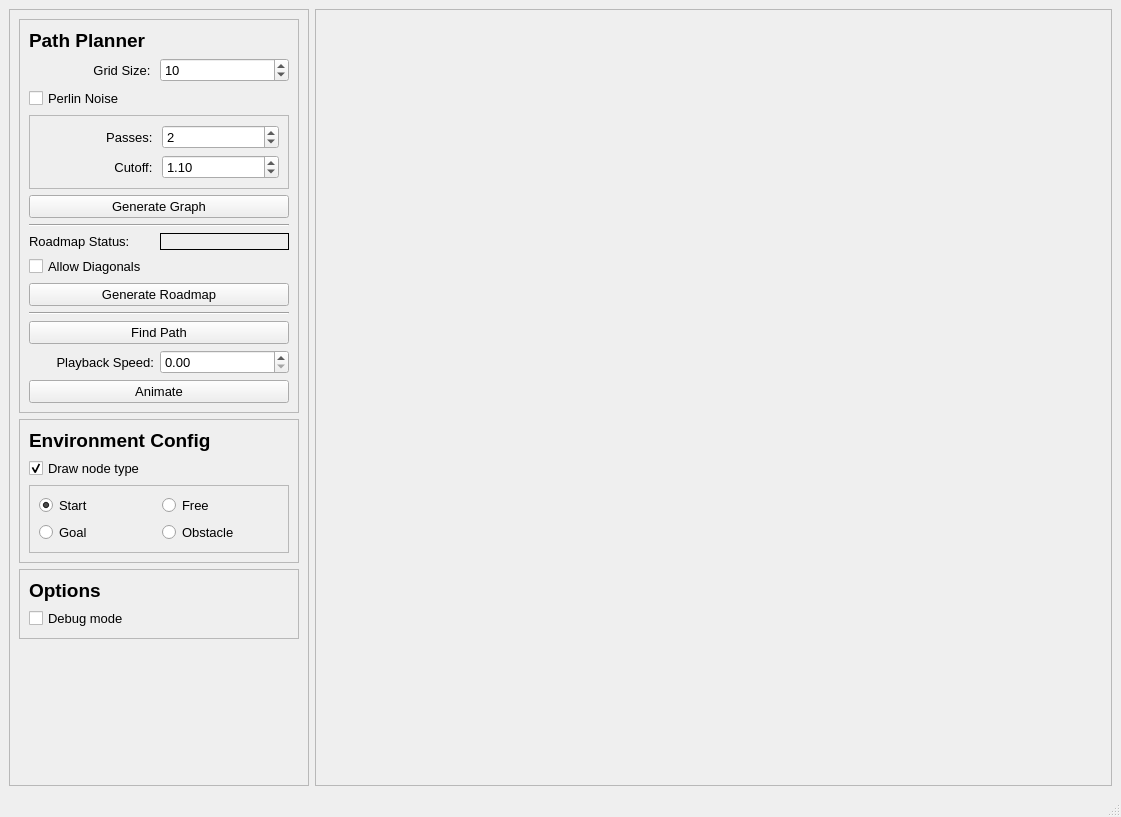
The window that ui/main_window.ui (kpdudek/PathPlanning) describes before a commit, drawn with Qt 5.
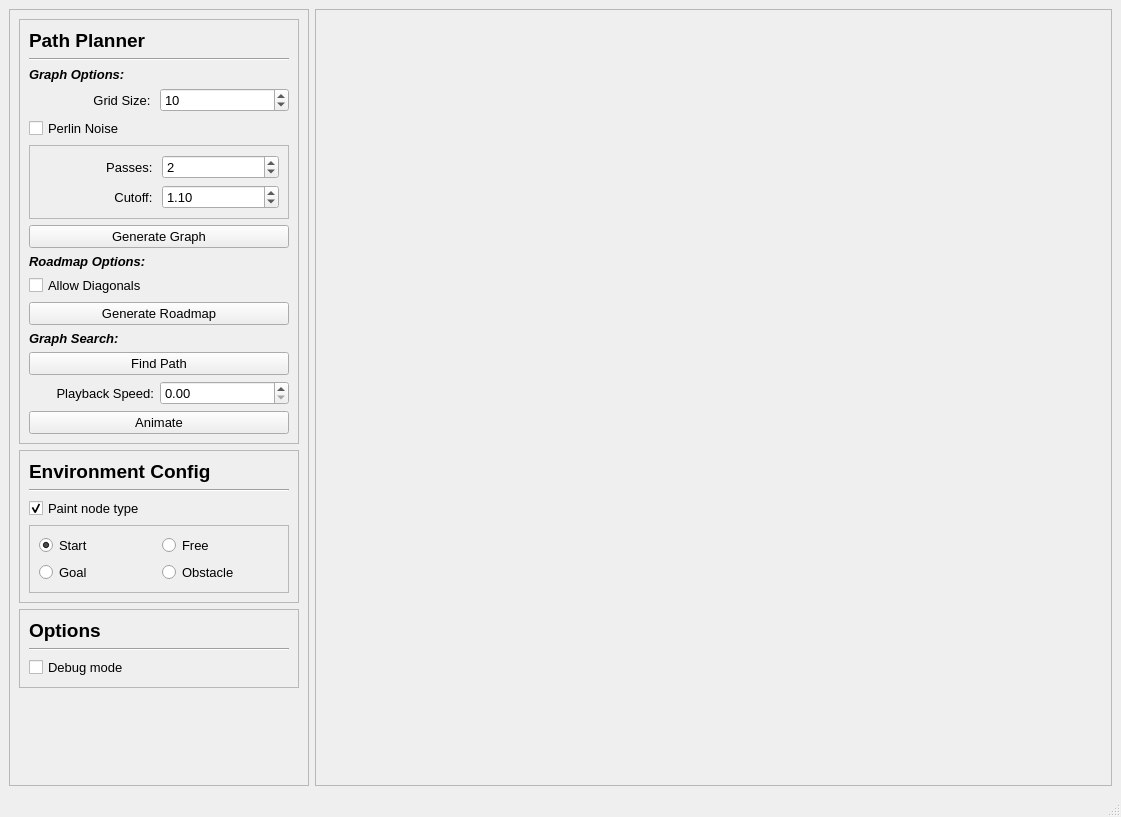
The same window after the commit.

```diff
--- a/ui/main_window.ui
+++ b/ui/main_window.ui
@@ -45,7 +45,7 @@
           <enum>QFrame::Raised</enum>
          </property>
          <layout class="QGridLayout" name="gridLayout_5">
-          <item row="4" column="0" colspan="2">
+          <item row="6" column="0" colspan="2">
            <widget class="QPushButton" name="generate_graph_button">
             <property name="font">
              <font>
@@ -57,42 +57,7 @@
             </property>
            </widget>
           </item>
-          <item row="5" column="0" colspan="2">
-           <widget class="Line" name="line">
-            <property name="orientation">
-             <enum>Qt::Horizontal</enum>
-            </property>
-           </widget>
-          </item>
-          <item row="6" column="1">
-           <widget class="QLabel" name="roadmap_status_label">
-            <property name="font">
-             <font>
-              <pointsize>10</pointsize>
-              <italic>true</italic>
-             </font>
-            </property>
-            <property name="frameShape">
-             <enum>QFrame::Box</enum>
-            </property>
-            <property name="text">
-             <string/>
-            </property>
-           </widget>
-          </item>
-          <item row="6" column="0">
-           <widget class="QLabel" name="label_6">
-            <property name="font">
-             <font>
-              <pointsize>10</pointsize>
-             </font>
-            </property>
-            <property name="text">
-             <string>Roadmap Status:</string>
-            </property>
-           </widget>
-          </item>
-          <item row="9" column="0" colspan="2">
+          <item row="10" column="0" colspan="2">
            <widget class="QPushButton" name="generate_roadmap_button">
             <property name="font">
              <font>
@@ -104,7 +69,7 @@
             </property>
            </widget>
           </item>
-          <item row="11" column="0" colspan="2">
+          <item row="12" column="0" colspan="2">
            <widget class="QPushButton" name="find_path_button">
             <property name="font">
              <font>
@@ -116,14 +81,7 @@
             </property>
            </widget>
           </item>
-          <item row="10" column="0" colspan="2">
-           <widget class="Line" name="line_2">
-            <property name="orientation">
-             <enum>Qt::Horizontal</enum>
-            </property>
-           </widget>
-          </item>
-          <item row="8" column="0" colspan="2">
+          <item row="9" column="0" colspan="2">
            <widget class="QCheckBox" name="allow_diagonals_checkbox">
             <property name="maximumSize">
              <size>
@@ -161,7 +119,7 @@
             </property>
            </widget>
           </item>
-          <item row="1" column="0">
+          <item row="3" column="0">
            <widget class="QLabel" name="label_4">
             <property name="maximumSize">
              <size>
@@ -182,7 +140,7 @@
             </property>
            </widget>
           </item>
-          <item row="12" column="0">
+          <item row="13" column="0">
            <widget class="QLabel" name="label_5">
             <property name="font">
              <font>
@@ -197,7 +155,7 @@
             </property>
            </widget>
           </item>
-          <item row="12" column="1">
+          <item row="13" column="1">
            <widget class="QDoubleSpinBox" name="playback_speed_spinbox">
             <property name="font">
              <font>
@@ -206,7 +164,7 @@
             </property>
            </widget>
           </item>
-          <item row="14" column="0" colspan="2">
+          <item row="15" column="0" colspan="2">
            <widget class="QPushButton" name="animate_button">
             <property name="font">
              <font>
@@ -218,8 +176,30 @@
             </property>
            </widget>
           </item>
-          <item row="3" column="0" colspan="2">
-           <widget class="QFrame" name="frame_6">
+          <item row="1" column="0" colspan="2">
+           <widget class="Line" name="line_3">
+            <property name="orientation">
+             <enum>Qt::Horizontal</enum>
+            </property>
+           </widget>
+          </item>
+          <item row="2" column="0" colspan="2">
+           <widget class="QLabel" name="label_7">
+            <property name="font">
+             <font>
+              <pointsize>10</pointsize>
+              <weight>75</weight>
+              <italic>true</italic>
+              <bold>true</bold>
+             </font>
+            </property>
+            <property name="text">
+             <string>Graph Options:</string>
+            </property>
+           </widget>
+          </item>
+          <item row="5" column="0" colspan="2">
+           <widget class="QFrame" name="perlin_options_frame">
             <property name="frameShape">
              <enum>QFrame::StyledPanel</enum>
             </property>
@@ -305,7 +285,22 @@
             </layout>
            </widget>
           </item>
-          <item row="1" column="1">
+          <item row="7" column="0" colspan="2">
+           <widget class="QLabel" name="label_8">
+            <property name="font">
+             <font>
+              <pointsize>10</pointsize>
+              <weight>75</weight>
+              <italic>true</italic>
+              <bold>true</bold>
+             </font>
+            </property>
+            <property name="text">
+             <string>Roadmap Options:</string>
+            </property>
+           </widget>
+          </item>
+          <item row="3" column="1">
            <widget class="QSpinBox" name="grid_size_spinbox">
             <property name="font">
              <font>
@@ -323,7 +318,7 @@
             </property>
            </widget>
           </item>
-          <item row="2" column="0">
+          <item row="4" column="0">
            <widget class="QCheckBox" name="perlin_noise_checkbox">
             <property name="maximumSize">
              <size>
@@ -341,6 +336,21 @@
             </property>
            </widget>
           </item>
+          <item row="11" column="0" colspan="2">
+           <widget class="QLabel" name="label_9">
+            <property name="font">
+             <font>
+              <pointsize>10</pointsize>
+              <weight>75</weight>
+              <italic>true</italic>
+              <bold>true</bold>
+             </font>
+            </property>
+            <property name="text">
+             <string>Graph Search:</string>
+            </property>
+           </widget>
+          </item>
          </layout>
         </widget>
        </item>
@@ -359,42 +369,7 @@
           <enum>QFrame::Raised</enum>
          </property>
          <layout class="QGridLayout" name="gridLayout_4">
-          <item row="2" column="0" colspan="2">
-           <widget class="QCheckBox" name="draw_checkbox">
-            <property name="font">
-             <font>
-              <pointsize>10</pointsize>
-              <weight>50</weight>
-              <bold>false</bold>
-             </font>
-            </property>
-            <property name="text">
-             <string>Draw node type</string>
-            </property>
-            <property name="checked">
-             <bool>true</bool>
-            </property>
-           </widget>
-          </item>
-          <item row="0" column="0" colspan="2">
-           <widget class="QLabel" name="label_2">
-            <property name="maximumSize">
-             <size>
-              <width>16777215</width>
-              <height>30</height>
-             </size>
-            </property>
-            <property name="font">
-             <font>
-              <pointsize>14</pointsize>
-             </font>
-            </property>
-            <property name="text">
-             <string>Environment Config</string>
-            </property>
-           </widget>
-          </item>
-          <item row="3" column="0" colspan="2">
+          <item row="4" column="0" colspan="2">
            <widget class="QFrame" name="paint_tool_frame">
             <property name="enabled">
              <bool>true</bool>
@@ -468,6 +443,48 @@
             </layout>
            </widget>
           </item>
+          <item row="3" column="0" colspan="2">
+           <widget class="QCheckBox" name="draw_checkbox">
+            <property name="font">
+             <font>
+              <pointsize>10</pointsize>
+              <weight>50</weight>
+              <bold>false</bold>
+             </font>
+            </property>
+            <property name="text">
+             <string>Paint node type</string>
+            </property>
+            <property name="checked">
+             <bool>true</bool>
+            </property>
+           </widget>
+          </item>
+          <item row="0" column="0" colspan="2">
+           <widget class="QLabel" name="label_2">
+            <property name="maximumSize">
+             <size>
+              <width>16777215</width>
+              <height>30</height>
+             </size>
+            </property>
+            <property name="font">
+             <font>
+              <pointsize>14</pointsize>
+             </font>
+            </property>
+            <property name="text">
+             <string>Environment Config</string>
+            </property>
+           </widget>
+          </item>
+          <item row="1" column="0" colspan="2">
+           <widget class="Line" name="line_4">
+            <property name="orientation">
+             <enum>Qt::Horizontal</enum>
+            </property>
+           </widget>
+          </item>
          </layout>
         </widget>
        </item>
@@ -500,6 +517,13 @@
             </property>
            </widget>
           </item>
+          <item>
+           <widget class="Line" name="line_5">
+            <property name="orientation">
+             <enum>Qt::Horizontal</enum>
+            </property>
+           </widget>
+          </item>
           <item>
            <widget class="QCheckBox" name="debug_mode_checkbox">
             <property name="font">
```
